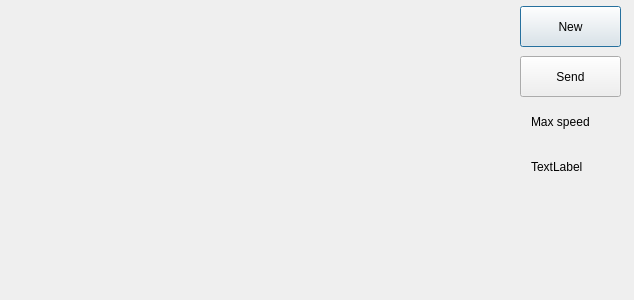
First picture: the form in Client/routedialog.ui, repository ArtemD/SpeedFreak, before the edit.
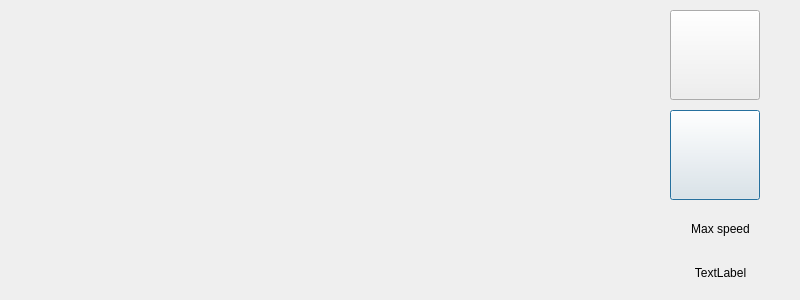
Second picture: the form after the edit. Icons and pictures are not drawn.

Commit message: Route dialog ui development.

Patch:
```diff
--- a/Client/routedialog.ui
+++ b/Client/routedialog.ui
@@ -6,7 +6,7 @@
    <rect>
     <x>0</x>
     <y>0</y>
-    <width>634</width>
+    <width>800</width>
     <height>300</height>
    </rect>
   </property>
@@ -16,54 +16,80 @@
   <widget class="QPushButton" name="newPushButton">
    <property name="geometry">
     <rect>
-     <x>520</x>
-     <y>6</y>
-     <width>101</width>
-     <height>41</height>
+     <x>670</x>
+     <y>110</y>
+     <width>90</width>
+     <height>90</height>
     </rect>
    </property>
    <property name="text">
-    <string>New</string>
+    <string/>
+   </property>
+   <property name="icon">
+    <iconset resource="graphics.qrc">
+     <normaloff>:/new/prefix1/Graphics/route_new.png</normaloff>:/new/prefix1/Graphics/route_new.png</iconset>
+   </property>
+   <property name="iconSize">
+    <size>
+     <width>85</width>
+     <height>85</height>
+    </size>
    </property>
   </widget>
   <widget class="QPushButton" name="sendPushButton">
    <property name="geometry">
     <rect>
-     <x>520</x>
-     <y>56</y>
-     <width>101</width>
-     <height>41</height>
+     <x>670</x>
+     <y>10</y>
+     <width>90</width>
+     <height>90</height>
     </rect>
    </property>
    <property name="text">
-    <string>Send</string>
+    <string/>
    </property>
-  </widget>
-  <widget class="QLabel" name="maxSpeedLabel">
-   <property name="geometry">
-    <rect>
-     <x>531</x>
-     <y>106</y>
-     <width>91</width>
-     <height>31</height>
-    </rect>
+   <property name="icon">
+    <iconset resource="graphics.qrc">
+     <normaloff>:/new/prefix1/Graphics/route_save.png</normaloff>:/new/prefix1/Graphics/route_save.png</iconset>
    </property>
-   <property name="text">
-    <string>Max speed</string>
+   <property name="iconSize">
+    <size>
+     <width>85</width>
+     <height>85</height>
+    </size>
    </property>
   </widget>
-  <widget class="QLabel" name="speedValueLabel">
+  <widget class="QWidget" name="">
    <property name="geometry">
     <rect>
-     <x>531</x>
-     <y>146</y>
-     <width>91</width>
-     <height>41</height>
+     <x>660</x>
+     <y>210</y>
+     <width>121</width>
+     <height>81</height>
     </rect>
    </property>
-   <property name="text">
-    <string>TextLabel</string>
-   </property>
+   <layout class="QVBoxLayout" name="verticalLayout">
+    <item>
+     <widget class="QLabel" name="maxSpeedLabel">
+      <property name="text">
+       <string>Max speed</string>
+      </property>
+      <property name="alignment">
+       <set>Qt::AlignCenter</set>
+      </property>
+     </widget>
+    </item>
+    <item>
+     <widget class="QLabel" name="speedValueLabel">
+      <property name="text">
+       <string>TextLabel</string>
+      </property>
+      <property name="alignment">
+       <set>Qt::AlignCenter</set>
+      </property>
+     </widget>
+    </item>
+   </layout>
   </widget>
  </widget>
  <resources/>
```
Left out of the diff: 4 changed lines with no effect on the pictures. The commit also changes 5 other files.
